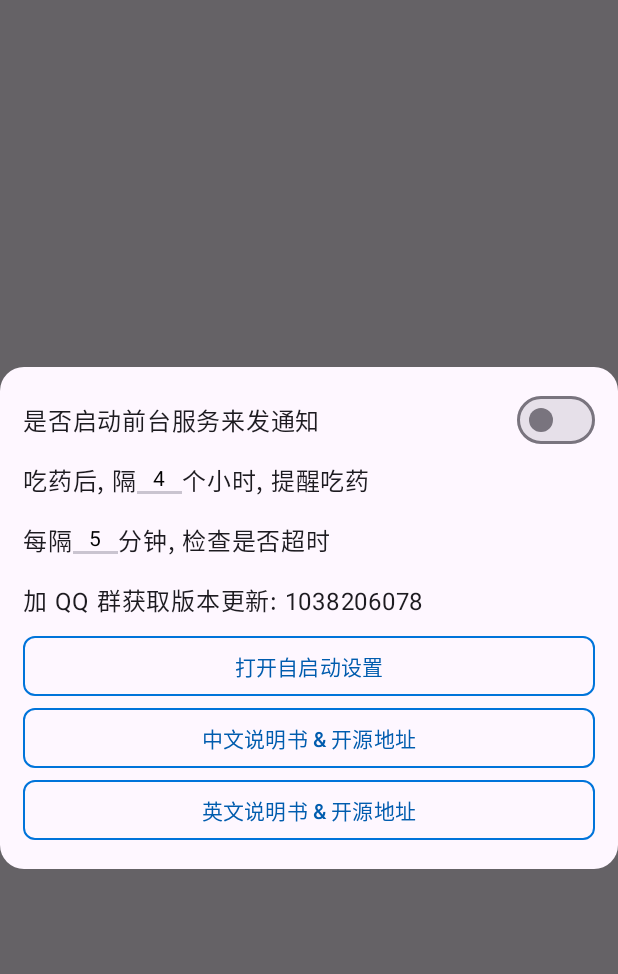
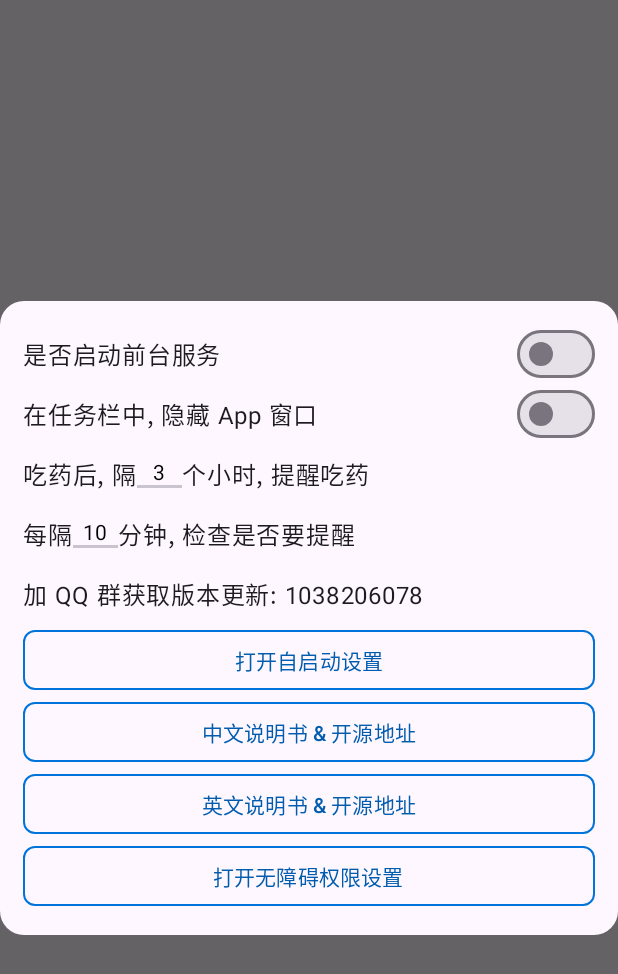
Before and after one commit to HHsomeHand/did-i-take-my-meds, an Android app built with Jetpack Compose: the screen it shows after launch (MainActivity), after a tap on "高级设置", on a phone screen of 412 x 824 dp. Shown: the top 974 px of the screen. Run offline under Robolectric (Android 15) with nearby library versions, the phone set to English and light mode, and no system bars; libraries missing offline, so code that uses them is left out: com.judemanutd.autostarter, com.permissionx.guolindev; 1 statement that could not run was skipped.

Commit message:
release: v1.1.2 添加无障碍实现后台服务保活

```diff
--- a/app/build.gradle.kts
+++ b/app/build.gradle.kts
@@ -13,7 +13,7 @@ android {
         minSdk = 26
         targetSdk = 35
         versionCode = 1
-        versionName = "1.0"
+        versionName = "1.1.2"
 
         testInstrumentationRunner = "androidx.test.runner.AndroidJUnitRunner"
     }
--- a/app/src/main/java/com/github/hhsomehand/MainActivity.kt
+++ b/app/src/main/java/com/github/hhsomehand/MainActivity.kt
@@ -130,7 +130,7 @@ fun HomeScreen() {
         Column(
             Modifier
                 .align(Alignment.Center)
-                .padding(horizontal = 25.dp)
+                .padding(horizontal = 24.dp)
         ) {
             RecordSection()
 
--- /dev/null
+++ b/app/src/main/java/com/github/hhsomehand/constant/LocalStorageConst.kt
@@ -0,0 +1,7 @@
+package com.github.hhsomehand.constant
+
+import com.github.hhsomehand.model.LocalStorageRecord
+
+object LocalStorageConst {
+    val isHideApp = LocalStorageRecord("MedNotificationSection.isHideApp", false)
+}
--- a/app/src/main/java/com/github/hhsomehand/constant/PrefsConst.kt
+++ b/app/src/main/java/com/github/hhsomehand/constant/PrefsConst.kt
@@ -6,7 +6,7 @@ object PrefsConst {
     const val appStoreName = "app"
 
     const val hourInputKey = "MedNotificationSection.hourInput"
-    const val hourInputDefault = 4
+    const val hourInputDefault = 3
 
     const val isNotificationKey = "MedNotificationSection.isNotification"
     const val isNotificationDefault = true
@@ -15,5 +15,5 @@ object PrefsConst {
     const val isForegroundValue = false
 
     const val minToCheckKey = "MedNotificationSection.minToCheck"
-    const val minToCheckValue = 5
+    const val minToCheckValue = 10
 }
--- /dev/null
+++ b/app/src/main/java/com/github/hhsomehand/model/LocalStorageRecord.kt
@@ -0,0 +1,3 @@
+package com.github.hhsomehand.model
+
+data class LocalStorageRecord<T>(val key: String, val value: T)
--- a/app/src/main/java/com/github/hhsomehand/ui/BrushAlarmSection.kt
+++ b/app/src/main/java/com/github/hhsomehand/ui/BrushAlarmSection.kt
@@ -43,14 +43,14 @@ fun BrushAlarmSection() {
         verticalAlignment = Alignment.CenterVertically,
         modifier = ConfigRowHeight
     ) {
-        Text(text = "吃药后, 隔")
+        Text(text = "吃药后, 开启")
 
         CornNumberField(
             value = minInput,
             onValueChange = { minInput = it },
 
         )
-        Text(text = "分钟, 开始刷牙闹钟")
+        Text(text = "分钟的刷牙倒计时")
 
         Box(
             modifier = Modifier
--- a/app/src/main/java/com/github/hhsomehand/ui/MedNotificationSection.kt
+++ b/app/src/main/java/com/github/hhsomehand/ui/MedNotificationSection.kt
@@ -4,13 +4,16 @@ import android.content.Intent
 import androidx.compose.foundation.layout.Box
 import androidx.compose.foundation.layout.Column
 import androidx.compose.foundation.layout.Row
+import androidx.compose.foundation.layout.Spacer
 import androidx.compose.foundation.layout.fillMaxWidth
+import androidx.compose.foundation.layout.height
 import androidx.compose.foundation.layout.width
 import androidx.compose.foundation.text.selection.SelectionContainer
 import androidx.compose.material3.Switch
 import androidx.compose.material3.Text
 import androidx.compose.runtime.Composable
 import androidx.compose.runtime.LaunchedEffect
+import androidx.compose.runtime.collectAsState
 import androidx.compose.runtime.getValue
 import androidx.compose.runtime.mutableStateOf
 import androidx.compose.runtime.saveable.rememberSaveable
@@ -22,6 +25,7 @@ import androidx.compose.ui.unit.dp
 import androidx.core.content.ContextCompat.startForegroundService
 import androidx.lifecycle.viewmodel.compose.viewModel
 import com.github.hhsomehand.MyApplication
+import com.github.hhsomehand.constant.LocalStorageConst.isHideApp
 import com.github.hhsomehand.constant.PrefsConst
 import com.github.hhsomehand.service.MedicineReminderService
 import com.github.hhsomehand.ui.component.CornNumberField
@@ -29,8 +33,11 @@ import com.github.hhsomehand.ui.dialog.CornDialog
 import com.github.hhsomehand.ui.dialog.getDialogBoxModifier
 import com.github.hhsomehand.ui.dialog.getDialogModifier
 import com.github.hhsomehand.ui.theme.ConfigRowHeight
+import com.github.hhsomehand.ui.theme.Spacing
+import com.github.hhsomehand.utils.AccessibilityUtils
 import com.github.hhsomehand.utils.AlarmUtils
 import com.github.hhsomehand.utils.MedicationReminderWorker
+import com.github.hhsomehand.utils.hideAppWindow
 import com.github.hhsomehand.utils.openUrl
 import com.github.hhsomehand.utils.rememberSharedState
 import com.github.hhsomehand.viewmodel.HomeViewModel
@@ -64,7 +71,7 @@ fun MedNotificationSection() {
         verticalAlignment = Alignment.CenterVertically,
         modifier = ConfigRowHeight
     ) {
-        Text(text = "通过消息通知来提醒吃药")
+        Text(text = "本 App 会发消息提醒您吃药")
 
         Box(
             modifier = Modifier
@@ -104,12 +111,11 @@ fun MedNotificationSection() {
             )
 
         ) {
-
             Row(
                 verticalAlignment = Alignment.CenterVertically,
                 modifier = ConfigRowHeight
             ) {
-                Text(text = "是否启动前台服务来发通知")
+                Text(text = "是否启动前台服务")
 
                 Box(
                     modifier = Modifier
@@ -123,6 +129,8 @@ fun MedNotificationSection() {
                     )
                 }
             }
+
+            HideAppSection()
 
             Row(
                 verticalAlignment = Alignment.CenterVertically,
@@ -149,7 +157,7 @@ fun MedNotificationSection() {
                     onValueChange = { minToCheck = it },
                 )
 
-                Text(text = "分钟, 检查是否超时")
+                Text(text = "分钟, 检查是否要提醒")
             }
 
             Row(
@@ -172,6 +180,7 @@ fun MedNotificationSection() {
                 Text("打开自启动设置")
             }
 
+
             CornOutlinedButton(
                 onClick = {
                     openUrl("https://gitee.com/HHandHsome/did-i-take-my-meds")
@@ -182,7 +191,6 @@ fun MedNotificationSection() {
                 Text("中文说明书 & 开源地址")
             }
 
-
             CornOutlinedButton(
                 onClick = {
                     openUrl("https://github.com/HHsomeHand/did-i-take-my-meds")
@@ -192,6 +200,45 @@ fun MedNotificationSection() {
             ) {
                 Text("英文说明书 & 开源地址")
             }
+
+            AccessibilitySection()
         }
     }
 }
+
+@Composable
+fun HideAppSection() {
+    val viewModel: HomeViewModel = viewModel()
+    val isHideApp by viewModel.isHideApp.collectAsState()
+
+    Row(
+        verticalAlignment = Alignment.CenterVertically,
+        modifier = ConfigRowHeight
+    ) {
+        Text(text = "在任务栏中, 隐藏 App 窗口")
+
+        Box(
+            modifier = Modifier
+                .fillMaxWidth()
+        ) {
+            Switch(
+                checked = isHideApp,
+                onCheckedChange = { viewModel.updateIsHideApp(it) },
+                modifier = Modifier
+                    .align(Alignment.CenterEnd)
+            )
+        }
+    }
+}
+
+
+@Composable
+fun AccessibilitySection() {
+    CornOutlinedButton(
+        onClick = { AccessibilityUtils.openAccessibilitySettings() },
+        modifier = Modifier
+            .fillMaxWidth()
+    ) {
+        Text("打开无障碍权限设置")
+    }
+}
--- a/app/src/main/java/com/github/hhsomehand/utils/CommonUtils.kt
+++ b/app/src/main/java/com/github/hhsomehand/utils/CommonUtils.kt
@@ -1,8 +1,10 @@
 package com.github.hhsomehand.utils
 
+import android.app.ActivityManager
 import android.content.Context
 import android.content.Intent
 import android.net.Uri
+import android.util.Log
 import androidx.compose.ui.platform.LocalContext
 import com.github.hhsomehand.MyApplication
 
@@ -21,3 +23,16 @@ fun openUrl(
         e.printStackTrace()
     }
 }
+
+fun hideAppWindow(
+    isHide:Boolean,
+    context: Context = MyApplication.instance.applicationContext
+){
+    try {
+        val activityManager: ActivityManager = context.getSystemService(Context.ACTIVITY_SERVICE) as ActivityManager
+        //控制App的窗口是否在多任务列表显示
+        activityManager.appTasks[0].setExcludeFromRecents(isHide)
+    }catch (e:Exception){
+        e.printStackTrace()
+    }
+}
--- /dev/null
+++ b/app/src/main/java/com/github/hhsomehand/utils/LocalStorage.kt
@@ -0,0 +1,62 @@
+package com.github.hhsomehand.utils
+
+import android.content.Context
+import com.github.hhsomehand.MyApplication
+import com.github.hhsomehand.constant.PrefsConst
+import com.github.hhsomehand.model.LocalStorageRecord
+import kotlin.reflect.KProperty
+
+object LocalStorage {
+    fun <T> get(
+        record: LocalStorageRecord<T>,
+        context: Context = MyApplication.instance.applicationContext
+    ): T {
+        return get(context, record.key, record.value)
+    }
+
+    fun <T> get(
+        key: String,
+        defaultValue: T,
+        context: Context = MyApplication.instance.applicationContext
+    ): T {
+        val prefs = context.getSharedPreferences(PrefsConst.appStoreName, Context.MODE_PRIVATE)
+
+        return when (defaultValue) {
+            is Long -> prefs.getLong(key, defaultValue) as T
+            is Int -> prefs.getInt(key, defaultValue) as T
+            is String -> prefs.getString(key, defaultValue) as T
+            is Boolean -> prefs.getBoolean(key, defaultValue) as T
+            is Float -> prefs.getFloat(key, defaultValue) as T
+            else -> throw Exception("PrefsUtils.get 只能记录基本数据类型")
+        }
+    }
+
+    fun <T> set(
+        record: LocalStorageRecord<T>,
+        value: T,
+        context: Context = MyApplication.instance.applicationContext
+    ) {
+        val prefs = context.getSharedPreferences(PrefsConst.appStoreName, Context.MODE_PRIVATE)
+
+        val key = record.key
+
+        with(prefs.edit()) {
+            when (value) {
+                is Long -> putLong(key, value)
+                is Int -> putInt(key, value)
+                is String -> putString(key, value)
+                is Boolean -> putBoolean(key, value)
+                is Float -> putFloat(key, value)
+                else -> throw Exception("sharedState 只能记录基本数据类型")
+            }
+            apply()
+        }
+    }
+
+    /**
+     * 遗弃的函数, 不要使用
+     */
+    fun <T> get(context: Context, key: String, defaultValue: T): T {
+        return get(key, defaultValue, context)
+    }
+}
--- a/app/src/main/java/com/github/hhsomehand/viewmodel/HomeViewModel.kt
+++ b/app/src/main/java/com/github/hhsomehand/viewmodel/HomeViewModel.kt
@@ -1,15 +1,24 @@
 package com.github.hhsomehand.viewmodel
 
 import android.util.Log
+import androidx.compose.runtime.LaunchedEffect
+import androidx.compose.runtime.getValue
 import androidx.compose.runtime.mutableStateListOf
 import androidx.compose.runtime.snapshots.SnapshotStateList
 import androidx.lifecycle.ViewModel
 import androidx.lifecycle.viewModelScope
+import com.github.hhsomehand.constant.LocalStorageConst
 import com.github.hhsomehand.dao.RecordStorage
 import com.github.hhsomehand.model.MedRecord
+import com.github.hhsomehand.utils.LocalStorage
 import com.github.hhsomehand.utils.SharedState
+import com.github.hhsomehand.utils.hideAppWindow
+import com.github.hhsomehand.utils.rememberSharedState
 import kotlinx.coroutines.flow.MutableSharedFlow
+import kotlinx.coroutines.flow.MutableStateFlow
 import kotlinx.coroutines.flow.asSharedFlow
+import kotlinx.coroutines.flow.asStateFlow
+import kotlinx.coroutines.flow.collect
 import kotlinx.coroutines.flow.merge
 import kotlinx.coroutines.launch
 import java.time.LocalDateTime
@@ -94,4 +103,22 @@ class HomeViewModel: ViewModel() {
             _recordListUpdate.emit(index)
         }
     }
+
+    var _isHideApp = MutableStateFlow(LocalStorage.get(LocalStorageConst.isHideApp))
+
+    val isHideApp = _isHideApp.asStateFlow()
+
+    init {
+        viewModelScope.launch {
+            isHideApp.collect {
+                hideAppWindow(it)
+
+                LocalStorage.set(LocalStorageConst.isHideApp, it)
+            }
+        }
+    }
+
+    fun updateIsHideApp(l_isHideApp: Boolean) {
+        _isHideApp.value = l_isHideApp
+    }
 }
--- a/app/src/main/res/values/strings.xml
+++ b/app/src/main/res/values/strings.xml
@@ -1,3 +1,4 @@
 <resources>
     <string name="app_name">Did I Take My Meds?</string>
+    <string name="accessibility_service_description">accessibility_service_description</string>
 </resources>
```
Also changed, not shown: app/src/main/AndroidManifest.xml (+10 -1 lines), app/src/main/java/com/github/hhsomehand/service/MedicineReminderService.kt (+16 -9 lines), app/src/main/java/com/github/hhsomehand/utils/AccessibilityUtils.kt (added, +36 -0 lines), app/src/main/res/xml/accessibility_service_config.xml (added, +8 -0 lines), 2 other files.
